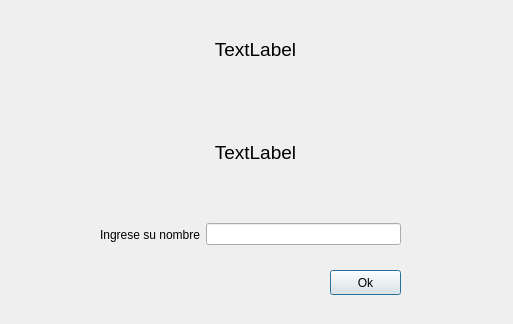
Old version of the form GUILBass/forms/dialogpuntajes.ui in the repository mgoyret/UTN_FRBA_INFO_II_2020_TPO_LASER-BASS.
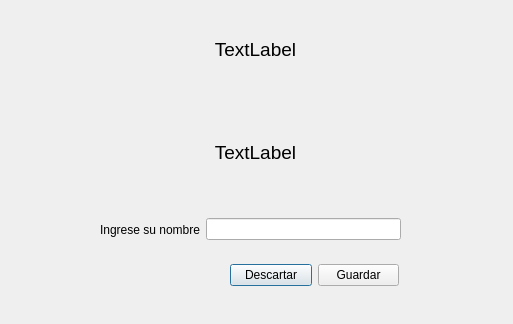
New version of the form.

The edit to the form file:
```diff
--- a/GUILBass/forms/dialogpuntajes.ui
+++ b/GUILBass/forms/dialogpuntajes.ui
@@ -19,7 +19,7 @@
      <x>100</x>
      <y>209</y>
      <width>301</width>
-     <height>51</height>
+     <height>41</height>
     </rect>
    </property>
    <layout class="QHBoxLayout" name="horizontalLayout">
@@ -39,19 +39,6 @@
     </item>
    </layout>
   </widget>
-  <widget class="QPushButton" name="PBok">
-   <property name="geometry">
-    <rect>
-     <x>330</x>
-     <y>270</y>
-     <width>71</width>
-     <height>25</height>
-    </rect>
-   </property>
-   <property name="text">
-    <string>Ok</string>
-   </property>
-  </widget>
   <widget class="QWidget" name="verticalLayoutWidget">
    <property name="geometry">
     <rect>
@@ -94,6 +81,32 @@
     </item>
    </layout>
   </widget>
+  <widget class="QWidget" name="horizontalLayoutWidget_2">
+   <property name="geometry">
+    <rect>
+     <x>230</x>
+     <y>260</y>
+     <width>169</width>
+     <height>31</height>
+    </rect>
+   </property>
+   <layout class="QHBoxLayout" name="horizontalLayout_2">
+    <item>
+     <widget class="QPushButton" name="PBdescartar">
+      <property name="text">
+       <string>Descartar</string>
+      </property>
+     </widget>
+    </item>
+    <item>
+     <widget class="QPushButton" name="PBok">
+      <property name="text">
+       <string>Guardar</string>
+      </property>
+     </widget>
+    </item>
+   </layout>
+  </widget>
  </widget>
  <resources/>
  <connections/>
```
